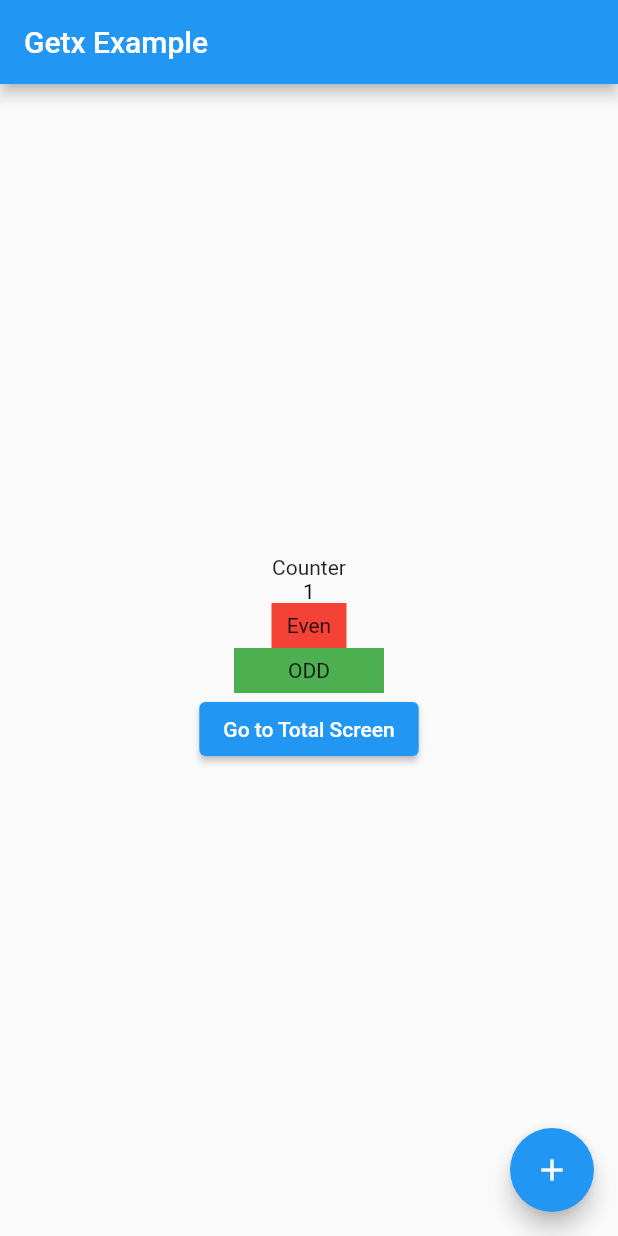
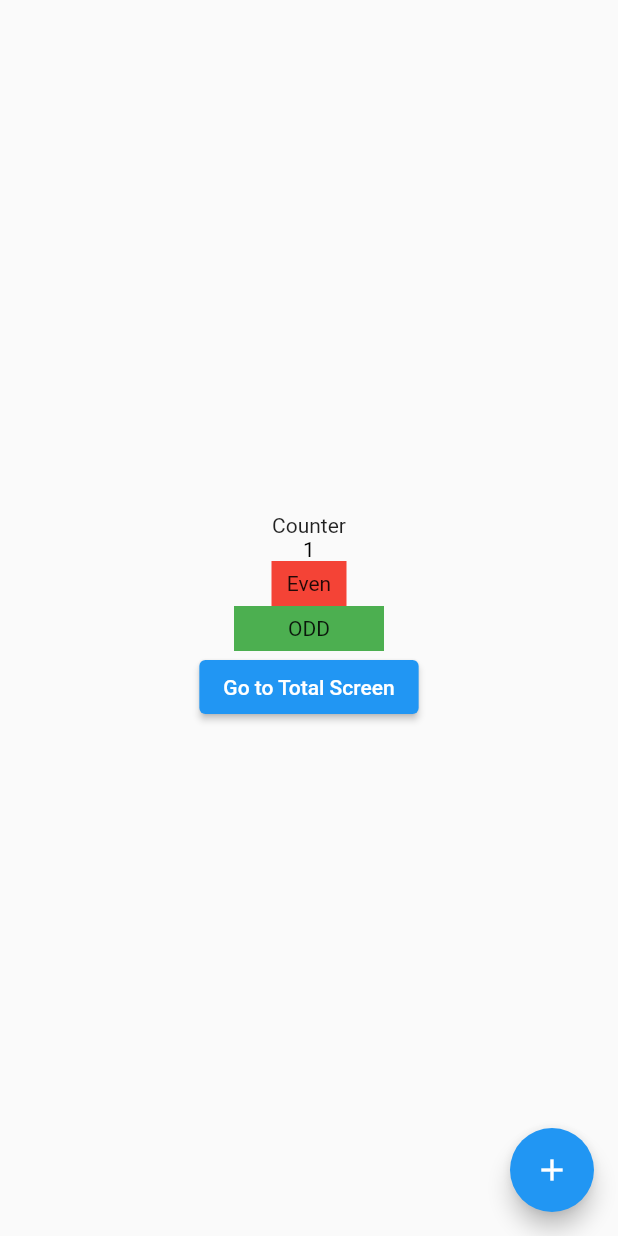
Before and after one commit to manukj/flutter_session1, a Flutter app: the GetXView screen opened directly, after a tap on the "add" icon, on a phone screen of 412 x 824 dp. Run offline on Flutter 3.47's test engine with Material 2 defaults, Android fonts, the phone set to English and light mode, and no system bars; our stand-ins replace get.

Commit message:
debugging layout

```diff
--- a/lib/getx/controller/counter_getx_controller.dart
+++ b/lib/getx/controller/counter_getx_controller.dart
@@ -4,7 +4,11 @@ import 'package:state_managment/getx/model/counter_getx_model.dart';
 class CounterGetxController extends GetxController {
   var counter = 0.obs;
 
-  get isEven => counter % 2 == 0;
+  get isEven {
+    return counter % 2 == 0;
+  }
 
-  updateCounter() => counter++;
+  updateCounter() {
+    counter++;
+  }
 }
--- a/lib/getx/view/getx_view.dart
+++ b/lib/getx/view/getx_view.dart
@@ -13,9 +13,6 @@ class GetXView extends StatelessWidget {
   @override
   Widget build(BuildContext context) {
     return Scaffold(
-      appBar: AppBar(
-        title: const Text('Getx Example'),
-      ),
       body: Center(
         child: Column(
           mainAxisAlignment: MainAxisAlignment.center,
--- a/lib/main.dart
+++ b/lib/main.dart
@@ -2,6 +2,7 @@ import 'package:flutter/material.dart';
 import 'package:get/get.dart';
 import 'package:state_managment/provider/view/counter_view.dart';
 
+import 'bubby_code/buggy_screen.dart';
 import 'getx/view/getx_view.dart';
 
 void main() {
@@ -19,7 +20,7 @@ class MyApp extends StatelessWidget {
       theme: ThemeData(
         primarySwatch: Colors.blue,
       ),
-      home: GetXView(),
+      home: const BuggyScreen(),
     );
   }
 }
```
Also changed, not shown: lib/bubby_code/buggy_screen.dart (added, +43 -0 lines), lib/bubby_code/layout_buggy.dart (added, +25 -0 lines), lib/bubby_code/performace_buggy.dart (added, +25 -0 lines).
